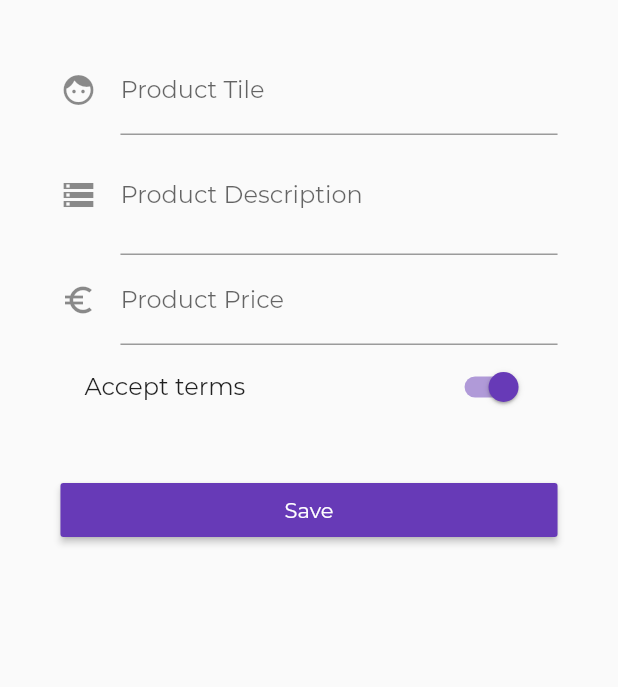
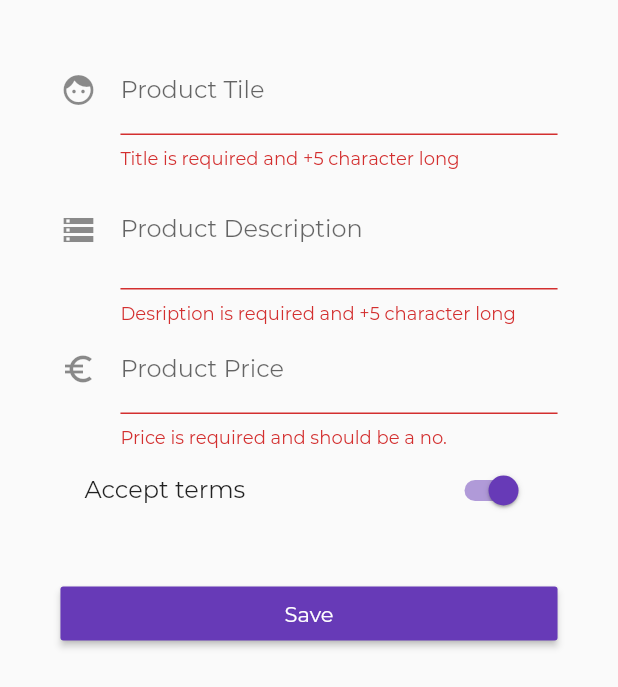
Before and after one commit to TheAlphamerc/FlutterApp, a Flutter app: the ProductCreatePage widget shown alone on an empty page, opened directly with empty values, after a tap on "Save", on a phone screen of 412 x 824 dp. Shown: the top 687 px of the screen. Run offline on Flutter 3.47's test engine with Material 2 defaults, Android fonts, the phone set to English and light mode, and no system bars.

Commit message:
Added  Form and validation

```diff
--- a/lib/pages/commonWidget/menu_Control.dart
+++ b/lib/pages/commonWidget/menu_Control.dart
@@ -18,7 +18,7 @@ class MenuControlView extends StatelessWidget {
           leading: Icon(Icons.edit),
           title: Text('Manage Product'),
           onTap: () {
-            Navigator.pushNamed(context, '/admin');
+            Navigator.pushReplacementNamed(context, '/admin');
           },
         ),
         ListTile(
--- a/lib/pages/product_Create.dart
+++ b/lib/pages/product_Create.dart
@@ -14,40 +14,59 @@ class ProductCreatePageState extends State<ProductCreatePage> {
   String descriptionValue = '';
   double priceValue;
   bool acceptTerms = true;
+  final Map<String,dynamic> _formData = {
+  'title':null,
+  'description':null,
+  'price':null,
+  'image':'assets/food.jpg'
+  };
+  final GlobalKey<FormState> _formKey = GlobalKey<FormState>();
   Widget _buildTitle() {
-    return TextField(
+    return TextFormField(
       decoration:
           InputDecoration(labelText: 'Product Tile', icon: Icon(Icons.face)),
-      onChanged: (String value) {
-        setState(() {
+      validator: (String value) {
+        if (value.isEmpty || value.length < 5) {
+          return "Title is required and +5 character long";
+        }
+      },
+      onSaved: (value) {
+        _formData['title'] = value;
           titleValue = value;
-        });
       },
     );
   }
 
   Widget _buildDescription() {
-    return TextField(
+    return TextFormField(
       maxLines: 2,
       decoration: InputDecoration(
           labelText: 'Product Description', icon: Icon(Icons.storage)),
-      onChanged: (String value) {
-        setState(() {
+      validator: (String value) {
+        if (value.isEmpty || value.length < 5) {
+          return "Desription is required and +5 character long";
+        }
+      },
+      onSaved: (value) {
+        _formData['description'] = value;
           descriptionValue = value;
-        });
       },
     );
   }
 
   Widget _buildPrice() {
-    return TextField(
+    return TextFormField(
       decoration: InputDecoration(
           labelText: 'Product Price', icon: Icon(Icons.euro_symbol)),
       keyboardType: TextInputType.number,
-      onChanged: (String value) {
-        setState(() {
+      validator: (String value) {
+        if (value.isEmpty || !RegExp(r'^(?:[1-9]\d*|0)?(?:\.\d+)?$').hasMatch(value)) {
+          return "Price is required and should be a no.";
+        }
+      },
+      onSaved: (value) {
+        _formData['price'] = double.parse(value);
           priceValue = double.parse(value);
-        });
       },
     );
   }
@@ -56,9 +75,7 @@ class ProductCreatePageState extends State<ProductCreatePage> {
     return SwitchListTile(
       value: acceptTerms,
       onChanged: (value) {
-        setState(() {
           acceptTerms = value;
-        });
       },
       title: Text('Accept terms'),
     );
@@ -66,20 +83,27 @@ class ProductCreatePageState extends State<ProductCreatePage> {
 
   Widget _buildRaisedButton() {
     return RaisedButton(
-
       textColor: Colors.white,
       child: Text('Save'),
       onPressed: () {
-        final Map<String, dynamic> product = {
-          "title": titleValue,
-          "description": descriptionValue,
-          "price": priceValue,
-          "image": "assets/food.jpg"
-        };
-        widget.addProduct(product);
-        Navigator.pushNamed(context, '/home');
+        _submitForm();
       },
     );
+  }
+
+  void _submitForm() {
+    if (!_formKey.currentState.validate()) {
+      return;
+    }
+    _formKey.currentState.save();
+    // final Map<String, dynamic> product = {
+    //   "title": titleValue,
+    //   "description": descriptionValue,
+    //   "price": priceValue,
+    //   "image": "assets/food.jpg"
+    // };
+    widget.addProduct(_formData);
+    Navigator.pushReplacementNamed(context, '/home');
   }
 
   @override
@@ -87,11 +111,17 @@ class ProductCreatePageState extends State<ProductCreatePage> {
     final double deviceWidth = MediaQuery.of(context).size.width;
     final double targetWidth = deviceWidth > 550 ? 400 : deviceWidth * .95;
     final double devicePadding = deviceWidth - targetWidth;
-    return Container(
-
+    return GestureDetector(
+      onTap: (){
+        print("Focus out");
+        FocusScope.of(context).autofocus(FocusNode());
+      },
+      child: Container(
         padding: EdgeInsets.all(30),
+        child: Form(
+            key: _formKey,
             child: ListView(
-          padding: EdgeInsets.symmetric(horizontal: devicePadding/2),
+              padding: EdgeInsets.symmetric(horizontal: devicePadding / 2),
               children: <Widget>[
                 _buildTitle(),
                 _buildDescription(),
@@ -102,6 +132,6 @@ class ProductCreatePageState extends State<ProductCreatePage> {
                 ),
                 _buildRaisedButton()
               ],
-        ));
+            ))));
   }
 }
```
Lines whose indentation alone changed are shown as unchanged.
